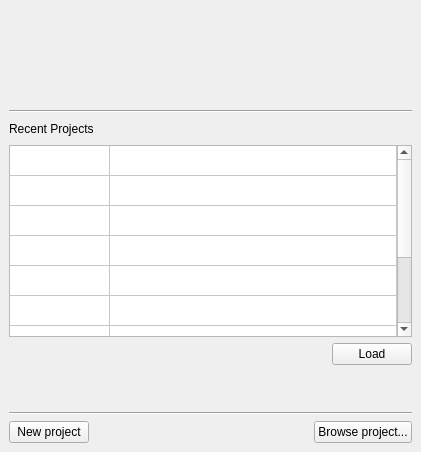
Bang3DEngine/OldBang, file EngineAssets/SelectProjectWindow.ui: the form before one commit.
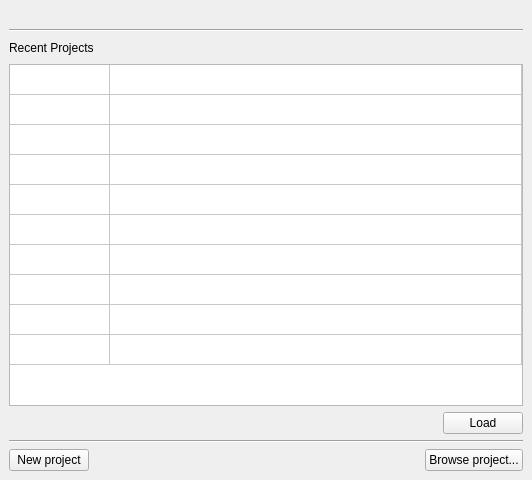
The form after the commit. Icons and pictures are not drawn.

What changed in the file:
```diff
--- a/EngineAssets/SelectProjectWindow.ui
+++ b/EngineAssets/SelectProjectWindow.ui
@@ -6,8 +6,8 @@
    <rect>
     <x>0</x>
     <y>0</y>
-    <width>421</width>
-    <height>452</height>
+    <width>532</width>
+    <height>480</height>
    </rect>
   </property>
   <property name="windowTitle">
@@ -22,28 +22,15 @@
   </property>
   <widget class="QWidget" name="centralwidget">
    <layout class="QVBoxLayout" name="verticalLayout">
-    <item>
-     <spacer name="verticalSpacer_2">
-      <property name="orientation">
-       <enum>Qt::Vertical</enum>
-      </property>
-      <property name="sizeHint" stdset="0">
-       <size>
-        <width>20</width>
-        <height>40</height>
-       </size>
-      </property>
-     </spacer>
-    </item>
     <item>
      <layout class="QHBoxLayout" name="horizontalLayout_3">
       <item>
        <widget class="QLabel" name="BangLogo">
-        <property name="maximumSize">
-         <size>
-          <width>150</width>
-          <height>150</height>
-         </size>
+        <property name="sizePolicy">
+         <sizepolicy hsizetype="Maximum" vsizetype="Preferred">
+          <horstretch>0</horstretch>
+          <verstretch>0</verstretch>
+         </sizepolicy>
         </property>
         <property name="text">
          <string/>
@@ -61,19 +48,6 @@
       </item>
      </layout>
     </item>
-    <item>
-     <spacer name="verticalSpacer">
-      <property name="orientation">
-       <enum>Qt::Vertical</enum>
-      </property>
-      <property name="sizeHint" stdset="0">
-       <size>
-        <width>20</width>
-        <height>40</height>
-       </size>
-      </property>
-     </spacer>
-    </item>
     <item>
      <widget class="Line" name="line">
       <property name="orientation">
@@ -107,6 +81,12 @@
     </item>
     <item>
      <widget class="QTableWidget" name="listRecentProjects">
+      <property name="sizePolicy">
+       <sizepolicy hsizetype="MinimumExpanding" vsizetype="MinimumExpanding">
+        <horstretch>0</horstretch>
+        <verstretch>0</verstretch>
+       </sizepolicy>
+      </property>
       <property name="frameShape">
        <enum>QFrame::StyledPanel</enum>
       </property>
@@ -217,19 +197,6 @@
       </item>
      </layout>
     </item>
-    <item>
-     <spacer name="verticalSpacer_3">
-      <property name="orientation">
-       <enum>Qt::Vertical</enum>
-      </property>
-      <property name="sizeHint" stdset="0">
-       <size>
-        <width>20</width>
-        <height>40</height>
-       </size>
-      </property>
-     </spacer>
-    </item>
     <item>
      <widget class="Line" name="line_2">
       <property name="orientation">
```
Left out of the diff: 4 changed lines with no effect on the pictures.
